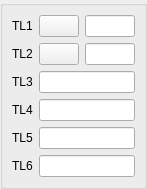
Above: src/MeasureGUI/MeasureGUI_2Sel4LineEdit_QTD.ui from SalomePlatform/geom before the change. Below: the same form after it.
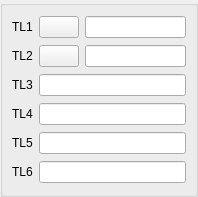
That is the form after the change.

Commit message: Qt4 porting: Measure Dimensions dialogs - Object1 and Object2 fields are too small

The edit to the form file:
```diff
--- a/src/MeasureGUI/MeasureGUI_2Sel4LineEdit_QTD.ui
+++ b/src/MeasureGUI/MeasureGUI_2Sel4LineEdit_QTD.ui
@@ -5,8 +5,8 @@
    <rect>
     <x>0</x>
     <y>0</y>
-    <width>132</width>
-    <height>183</height>
+    <width>198</width>
+    <height>197</height>
    </rect>
   </property>
   <property name="windowTitle" >
@@ -61,7 +61,7 @@
        <widget class="QLineEdit" name="LineEdit1" >
         <property name="minimumSize" >
          <size>
-          <width>50</width>
+          <width>100</width>
           <height>0</height>
          </size>
         </property>
@@ -97,7 +97,7 @@
        <widget class="QLineEdit" name="LineEdit2" >
         <property name="minimumSize" >
          <size>
-          <width>50</width>
+          <width>100</width>
           <height>0</height>
          </size>
         </property>
```
The commit also changes 6 other files.
